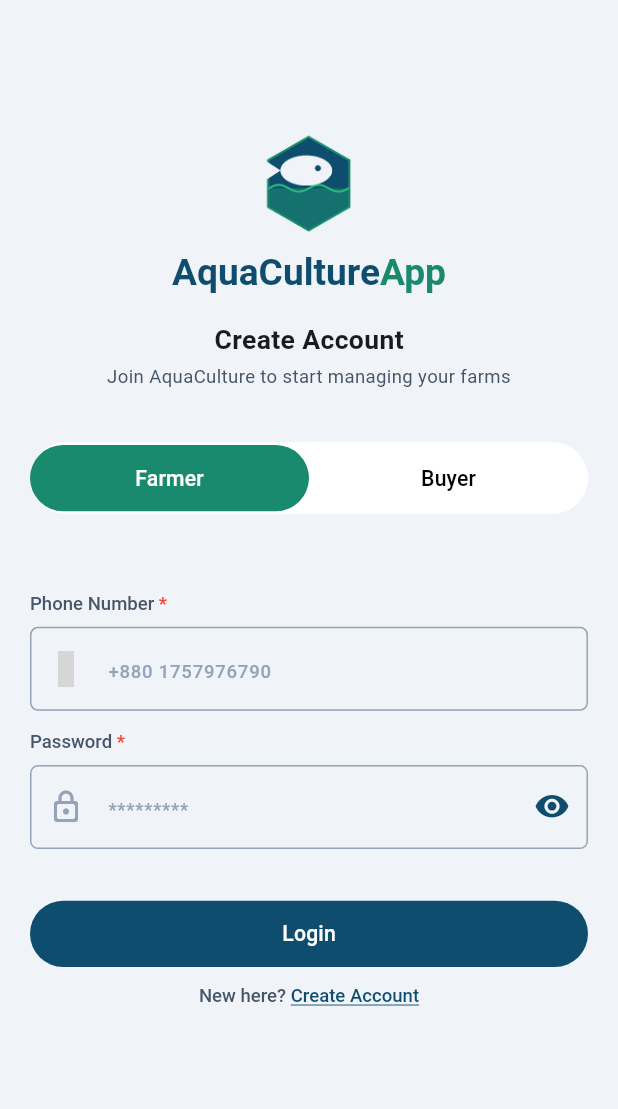
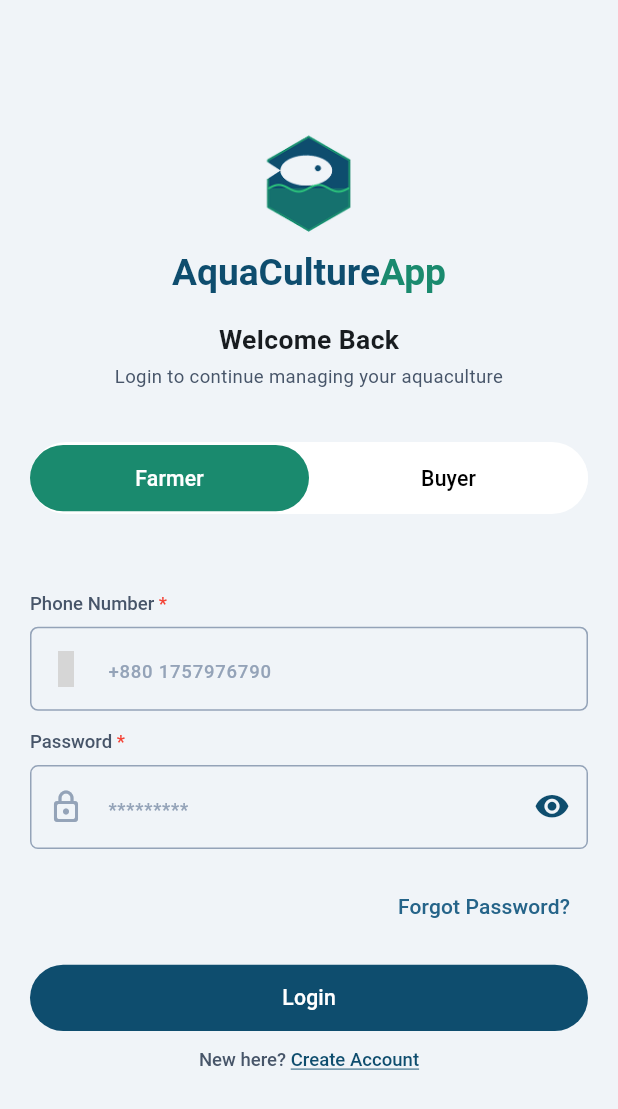
Before and after one commit to rahimuj570/aqua_culture_app, a Flutter app: the LoginScreen screen opened directly, on a phone screen of 412 x 824 dp. Shown: the top 1109 px of the screen. Run offline on Flutter 3.47's test engine with Material 3 defaults, Android fonts, the phone set to English and light mode, and no system bars; our stand-ins replace flutter_material_design_icons, flutter_screenutil, logger, shared_preferences, video_player; accounts and stored records are empty; grey boxes are pictures that could not be loaded.

Commit message:
forgot_password screen is ui is created

```diff
--- a/lib/features/auth/views/screens/login_screen.dart
+++ b/lib/features/auth/views/screens/login_screen.dart
@@ -1,6 +1,7 @@
 import 'package:aqua_culture_app/app/constants/app_colors.dart';
 import 'package:aqua_culture_app/features/auth/view_models/auth_provider.dart';
 import 'package:aqua_culture_app/features/auth/view_models/login_provider.dart';
+import 'package:aqua_culture_app/features/auth/views/screens/forgot_password_screen.dart';
 import 'package:aqua_culture_app/features/auth/views/screens/register_screen.dart';
 import 'package:aqua_culture_app/features/auth/views/widgets/toggle_farmer_buyer_button_widget.dart';
 import 'package:aqua_culture_app/features/auth/views/widgets/top_section_logo_n_title_widget.dart';
@@ -40,7 +41,10 @@ class _LoginScreenState extends State<LoginScreen> {
           child: Consumer2<AuthProvider, LoginProvider>(
             builder: (context, authProvider, loginProvider, child) => Column(
               children: [
-                topSectionLogoAndTitleWidget(),
+                topSectionLogoAndTitleWidget(
+                  title: 'Welcome Back',
+                  subtitle: 'Login to continue managing your aquaculture',
+                ),
                 toggleFarmerBuyerButtonWidget(context),
                 SizedBox(height: 40.h),
                 Form(
@@ -74,11 +78,25 @@ class _LoginScreenState extends State<LoginScreen> {
                             : null,
                         controller: passwordTEC,
                       ),
+                      Align(
+                        alignment: .centerEnd,
+                        child: TextButton(
+                          onPressed: () {
+                            Navigator.push(
+                              context,
+                              MaterialPageRoute(
+                                builder: (context) => ForgotPasswordScreen(),
+                              ),
+                            );
+                          },
+                          child: Text('Forgot Password?'),
+                        ),
+                      ),
                     ],
                   ),
                 ),
-                SizedBox(height: 36 - 20.h),
 
+                SizedBox(height: 36 - 26.h),
                 filledButtonPrimary(title: 'Login', onTap: () {}),
                 SizedBox(height: 12.h),
                 RichText(
--- a/lib/features/auth/views/screens/register_screen.dart
+++ b/lib/features/auth/views/screens/register_screen.dart
@@ -47,7 +47,10 @@ class _RegisterScreenState extends State<RegisterScreen> {
           child: Consumer2<AuthProvider, RegisterProvider>(
             builder: (context, authProvider, registerProvider, child) => Column(
               children: [
-                topSectionLogoAndTitleWidget(),
+                topSectionLogoAndTitleWidget(
+                  title: 'Create Account',
+                  subtitle: 'Join AquaCulture to start managing your farms',
+                ),
                 toggleFarmerBuyerButtonWidget(context),
                 SizedBox(height: 40.h),
                 Form(
--- a/lib/features/auth/views/widgets/top_section_logo_n_title_widget.dart
+++ b/lib/features/auth/views/widgets/top_section_logo_n_title_widget.dart
@@ -2,7 +2,10 @@ import 'package:aqua_culture_app/app/constants/app_colors.dart';
 import 'package:flutter/material.dart';
 import 'package:flutter_screenutil/flutter_screenutil.dart';
 
-Widget topSectionLogoAndTitleWidget() => Center(
+Widget topSectionLogoAndTitleWidget({
+  required String title,
+  required String subtitle,
+}) => Center(
   child: Column(
     crossAxisAlignment: CrossAxisAlignment.center,
     children: [
@@ -33,12 +36,12 @@ Widget topSectionLogoAndTitleWidget() => Center(
       ),
       SizedBox(height: 20.h),
       Text(
-        'Create Account',
+        title,
         style: TextStyle(fontSize: 20.sp, fontWeight: .bold),
       ),
       SizedBox(height: 4.h),
       Text(
-        'Join AquaCulture to start managing your farms',
+        subtitle,
         textAlign: .center,
         style: TextStyle(color: AppColors.greyText, fontSize: 14.sp),
       ),
```
Also changed, not shown: lib/features/auth/views/screens/forgot_password_screen.dart (added, +55 -0 lines), lib/features/auth/views/screens/verify_otp_screen.dart (added, +25 -0 lines).
